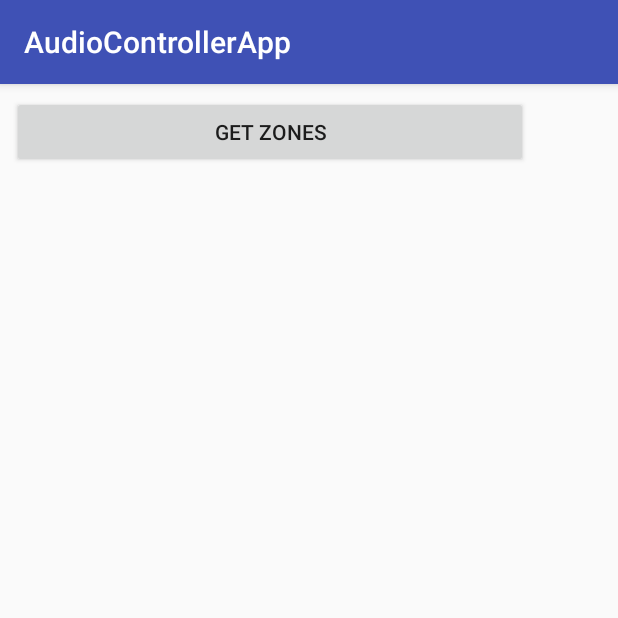
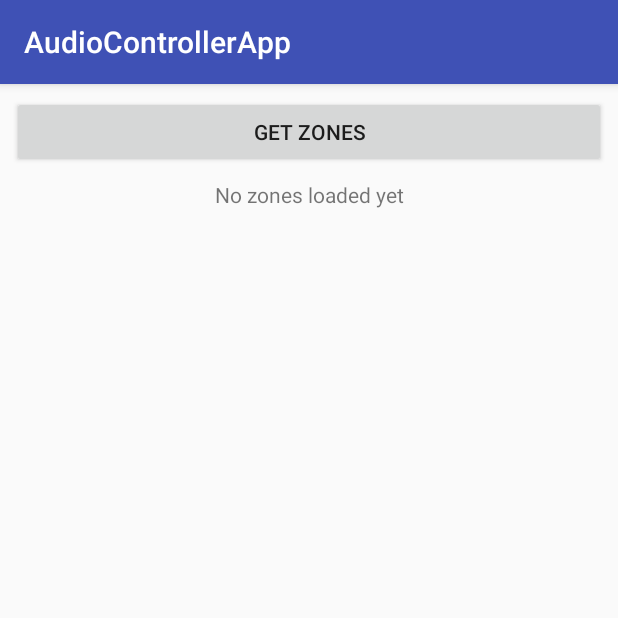
Before and after one commit to arconautishche/AudioController, an Android app: the screen it shows after launch (MainActivity), on a phone screen of 412 x 824 dp, the top half of it. Run offline under Robolectric (Android 15) with nearby library versions, the light colour scheme and no system bars; our stand-ins replace Volley.

Commit message:
Refactored to use declarative inflatable layout for each zone

```diff
--- a/AudioControllerApp/app/src/main/res/layout/activity_main.xml
+++ b/AudioControllerApp/app/src/main/res/layout/activity_main.xml
@@ -6,36 +6,39 @@
     android:layout_height="match_parent"
     tools:context="com.example.anton.audiocontrollerapp.MainActivity">
 
-    <!--<ToggleButton
-        android:id="@+id/toggleButton"
-        android:layout_width="wrap_content"
-        android:layout_height="wrap_content"
-        android:text="ToggleButton"
-        tools:layout_editor_absoluteX="82dp"
-        tools:layout_editor_absoluteY="314dp" />-->
-
     <Button
         android:id="@+id/button"
+        android:layout_width="fill_parent"
         android:layout_height="wrap_content"
+        android:layout_marginTop="8dp"
+        android:elevation="0dp"
         android:onClick="onButtonClick"
         android:text="Get Zones"
-        android:layout_width="344dp"
+        app:layout_constraintLeft_toLeftOf="parent"
+        app:layout_constraintRight_toRightOf="parent"
         app:layout_constraintTop_toTopOf="parent"
-        android:layout_marginTop="8dp"
         android:layout_marginLeft="8dp"
-        app:layout_constraintLeft_toLeftOf="parent"
-        android:layout_marginStart="8dp" />
+        android:layout_marginRight="8dp" />
 
     <LinearLayout
         android:id="@+id/zonesContainer"
-        android:layout_width="344dp"
+        android:layout_width="fill_parent"
         android:layout_height="wrap_content"
+        android:layout_marginBottom="8dp"
+        android:layout_marginLeft="8dp"
+        android:layout_marginRight="8dp"
         android:layout_marginTop="8dp"
-        android:layout_marginLeft="8dp"
         android:orientation="vertical"
         app:layout_constraintTop_toBottomOf="@+id/button"
         tools:layout_editor_absoluteX="8dp">
 
+        <TextView
+            android:id="@+id/noZonesLabel"
+            android:layout_width="fill_parent"
+            android:layout_height="wrap_content"
+            android:ems="10"
+            android:text="No zones loaded yet"
+            android:textAlignment="center" />
     </LinearLayout>
 
 
```
Also changed, not shown: AudioControllerApp/app/src/main/java/com/example/anton/audiocontrollerapp/MainActivity.java (+7 -4 lines), AudioControllerApp/app/src/main/res/layout/zone_layout.xml (added, +15 -0 lines).
